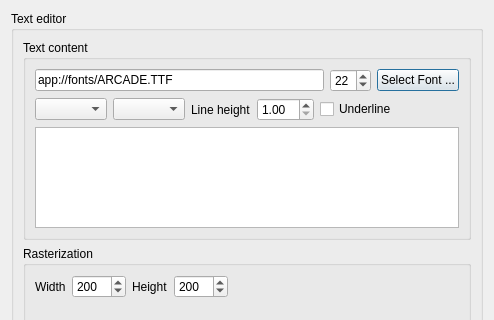
Old version of the form editor/gui/dlgtext.ui in the repository ensisoft/detonator; both pictures show x 0 to 494 and y 0 to 320 of the 494 by 793 pixel window.
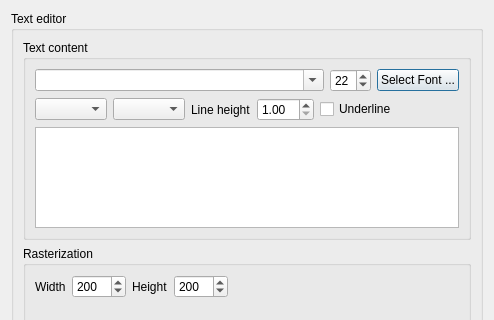
New version of the form. Icons and pictures are not drawn. Custom widgets are drawn as their Qt base class.

Commit message:
List fonts placed in the editor's font dir in the text dialog
List fonts placed in the editor's font dir in the text dialog. The
combobox is also editable so it can be used to display a custom font
path.

```diff
--- a/editor/gui/dlgtext.ui
+++ b/editor/gui/dlgtext.ui
@@ -33,9 +33,15 @@
          <item>
           <layout class="QHBoxLayout" name="horizontalLayout_5">
            <item>
-            <widget class="QLineEdit" name="fontFile">
-             <property name="text">
-              <string>app://fonts/ARCADE.TTF</string>
+            <widget class="QComboBox" name="cmbFont">
+             <property name="sizePolicy">
+              <sizepolicy hsizetype="MinimumExpanding" vsizetype="Fixed">
+               <horstretch>0</horstretch>
+               <verstretch>0</verstretch>
+              </sizepolicy>
+             </property>
+             <property name="editable">
+              <bool>true</bool>
              </property>
             </widget>
            </item>
```
Left out of the diff: 2 changed lines with no effect on the pictures. The commit also changes 1 other file.
